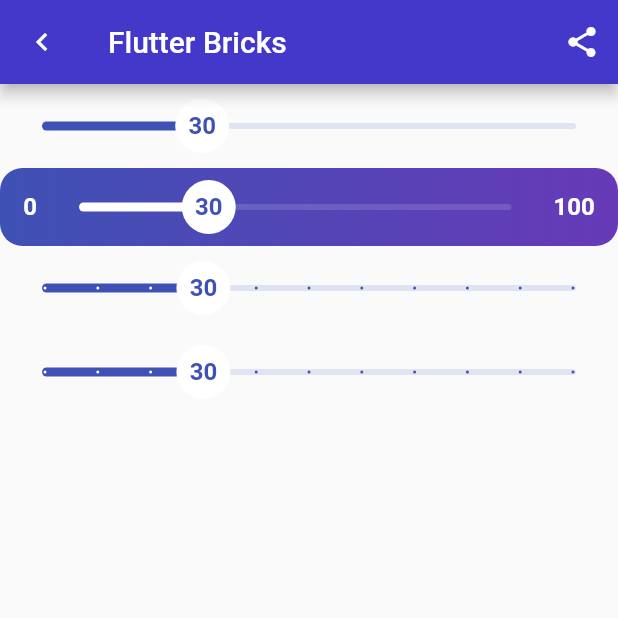
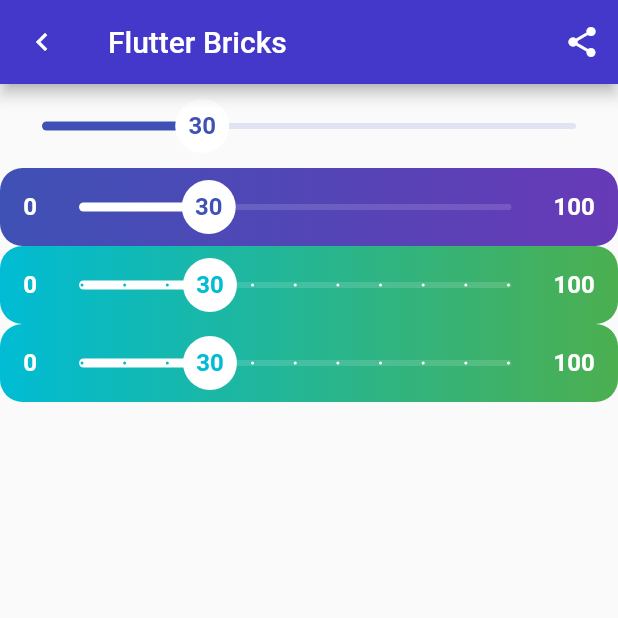
Before and after one commit to trial12987/FlutterBricks, a Flutter app: the screen it shows after launch, on a phone screen of 412 x 824 dp, the top half of it. Run offline on Flutter 3.47's test engine with Material 2 defaults, Android fonts, the phone set to English and light mode, and no system bars.

```diff
--- a/flutter_bricks/lib/main.dart
+++ b/flutter_bricks/lib/main.dart
@@ -1,7 +1,7 @@
 import 'package:flutter/material.dart';
 import 'package:flutter_bricks/sliders/SliderFb1.dart';
 import 'package:flutter_bricks/sliders/SliderFb2.dart';
-import 'package:flutter_bricks/sliders/SliderFb4.dart';
+import 'package:flutter_bricks/sliders/SliderFb3.dart';
 
 import 'appBars/AppBarFb2.dart';
 
@@ -30,14 +30,14 @@ class MyApp extends StatelessWidget {
               initialValue: 30,
               onChange: (value) {},
             ),
-            SliderFb4(
+            SliderFb3(
               min: 0,
               max: 100,
               initialValue: 30,
               divisions: 10,
               onChange: (value) {},
             ),
-            SliderFb4(
+            SliderFb3(
               min: 0,
               max: 100,
               initialValue: 30,
```
